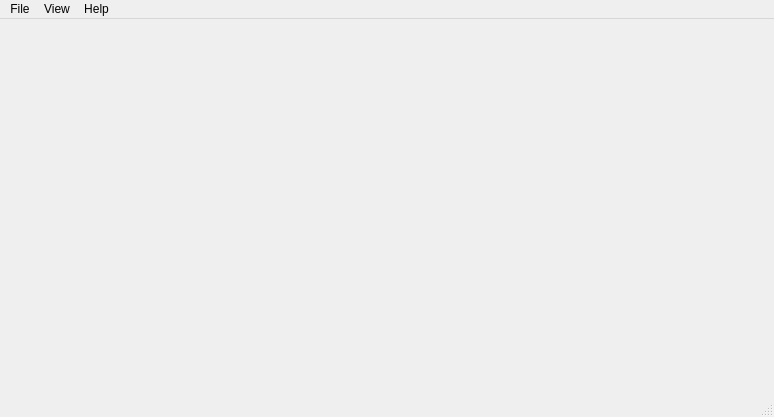
Old version of the form epipy/ui/view/mainwindow.ui in the repository ckaus/EpiPy.
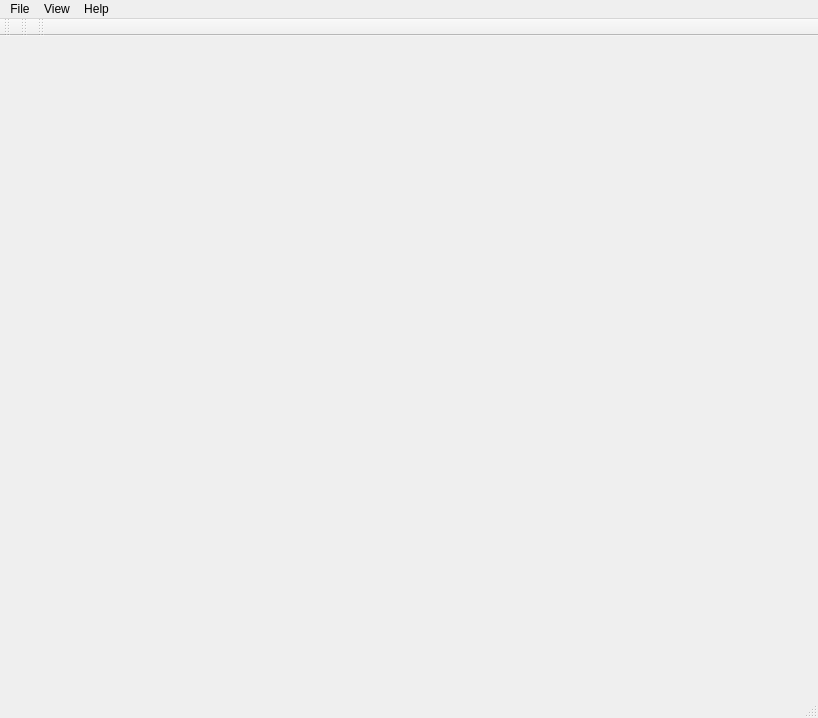
New version of the form.

Patch:
```diff
--- a/epipy/ui/view/mainwindow.ui
+++ b/epipy/ui/view/mainwindow.ui
@@ -6,15 +6,15 @@
    <rect>
     <x>0</x>
     <y>0</y>
-    <width>774</width>
-    <height>417</height>
+    <width>818</width>
+    <height>718</height>
    </rect>
   </property>
   <property name="windowTitle">
    <string>EpiPy</string>
   </property>
   <widget class="QWidget" name="central_widget">
-   <layout class="QVBoxLayout" name="verticalLayout">
+   <layout class="QVBoxLayout" name="verticalLayout_2">
     <item>
      <widget class="QSplitter" name="v_splitter">
       <property name="orientation">
@@ -24,6 +24,15 @@
        <property name="orientation">
         <enum>Qt::Horizontal</enum>
        </property>
+       <widget class="QWidget" name="side_bar_widget" native="true">
+        <property name="maximumSize">
+         <size>
+          <width>430</width>
+          <height>16777215</height>
+         </size>
+        </property>
+        <layout class="QVBoxLayout" name="verticalLayout"/>
+       </widget>
       </widget>
      </widget>
     </item>
@@ -34,8 +43,8 @@
     <rect>
      <x>0</x>
      <y>0</y>
-     <width>774</width>
-     <height>25</height>
+     <width>818</width>
+     <height>27</height>
     </rect>
    </property>
    <widget class="QMenu" name="menu_file">
@@ -71,6 +80,39 @@
    <addaction name="menu_help"/>
   </widget>
   <widget class="QStatusBar" name="statusbar"/>
+  <widget class="QToolBar" name="toolBar">
+   <property name="windowTitle">
+    <string>toolBar</string>
+   </property>
+   <attribute name="toolBarArea">
+    <enum>TopToolBarArea</enum>
+   </attribute>
+   <attribute name="toolBarBreak">
+    <bool>false</bool>
+   </attribute>
+  </widget>
+  <widget class="QToolBar" name="toolBar_2">
+   <property name="windowTitle">
+    <string>toolBar_2</string>
+   </property>
+   <attribute name="toolBarArea">
+    <enum>TopToolBarArea</enum>
+   </attribute>
+   <attribute name="toolBarBreak">
+    <bool>false</bool>
+   </attribute>
+  </widget>
+  <widget class="QToolBar" name="toolBar_3">
+   <property name="windowTitle">
+    <string>toolBar_3</string>
+   </property>
+   <attribute name="toolBarArea">
+    <enum>TopToolBarArea</enum>
+   </attribute>
+   <attribute name="toolBarBreak">
+    <bool>false</bool>
+   </attribute>
+  </widget>
   <action name="open_file_action">
    <property name="text">
     <string>Open File...</string>
```
